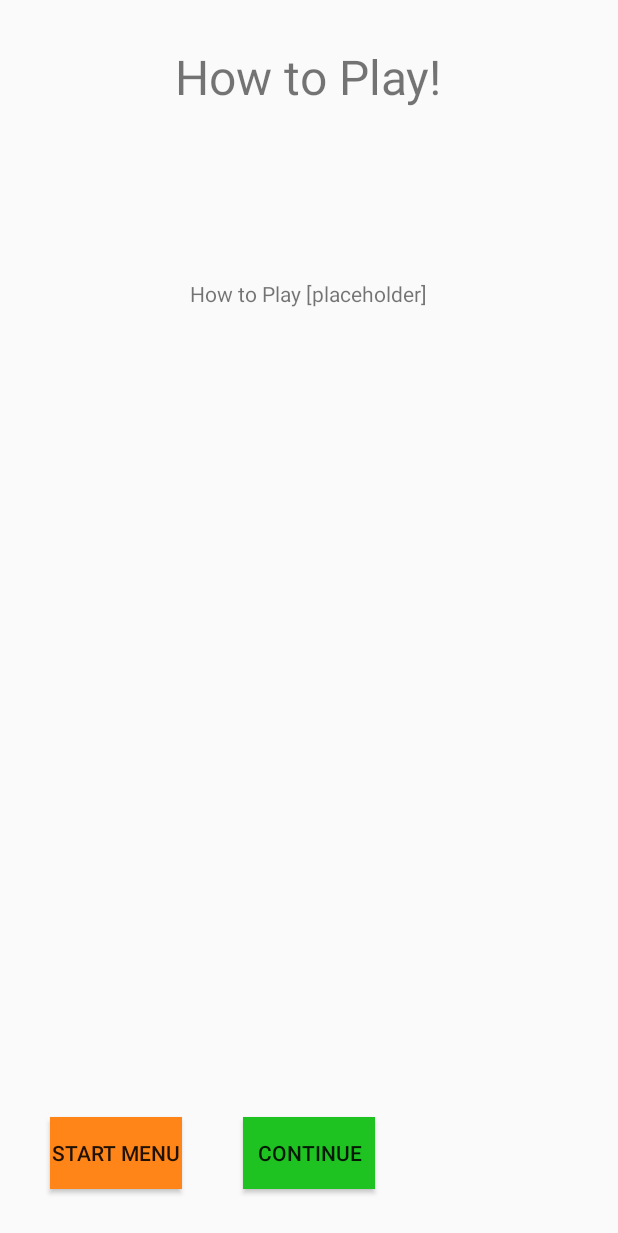
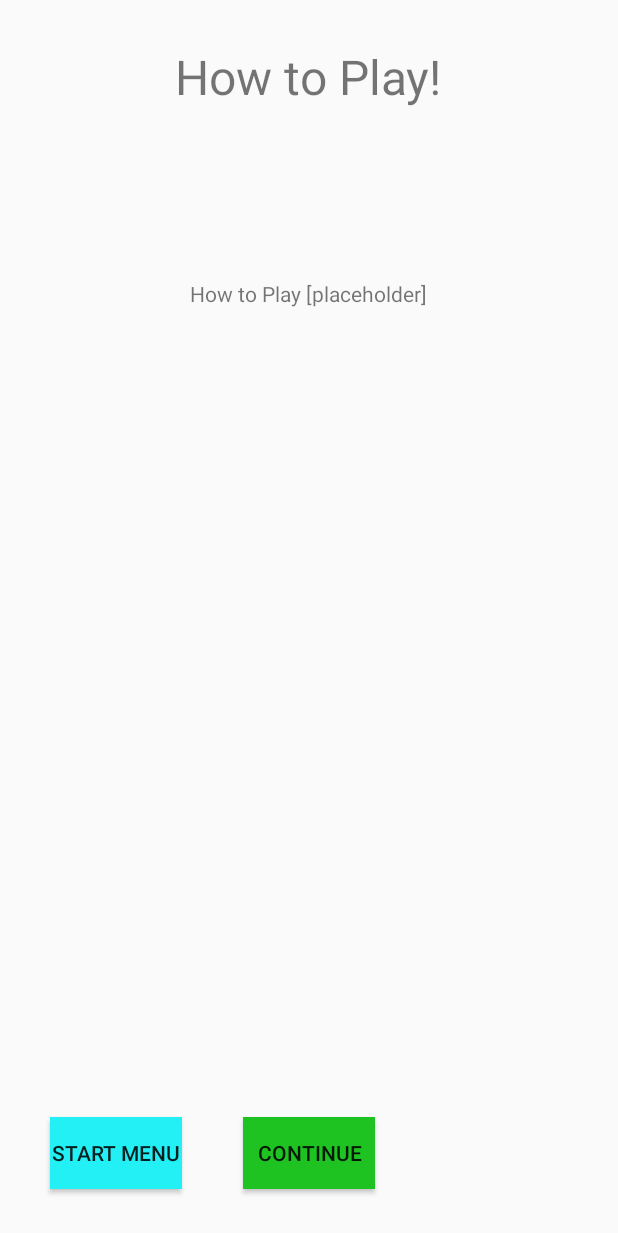
Before and after one commit to TeamInfamous/new-west-voyager, an Android app: the screen it shows after launch (HowToPlay), after a tap on "CONTINUE", on a phone screen of 412 x 824 dp. Shown: the top 1233 px of the screen. Run offline under Robolectric (Android 15) with nearby library versions, the phone set to English and light mode, and no system bars.

Commit message:
Testing commit from cloned repo

```diff
--- a/app/src/main/res/layout/activity_how_to_play.xml
+++ b/app/src/main/res/layout/activity_how_to_play.xml
@@ -45,7 +45,7 @@
         android:layout_width="wrap_content"
         android:layout_height="wrap_content"
         android:layout_alignBottom="@+id/continueButton"
-        android:background="#ff8518"
+        android:background="#23f0f4"
         android:layout_alignParentLeft="true"
         android:layout_alignParentStart="true"
         android:layout_marginLeft="17dp"
```
